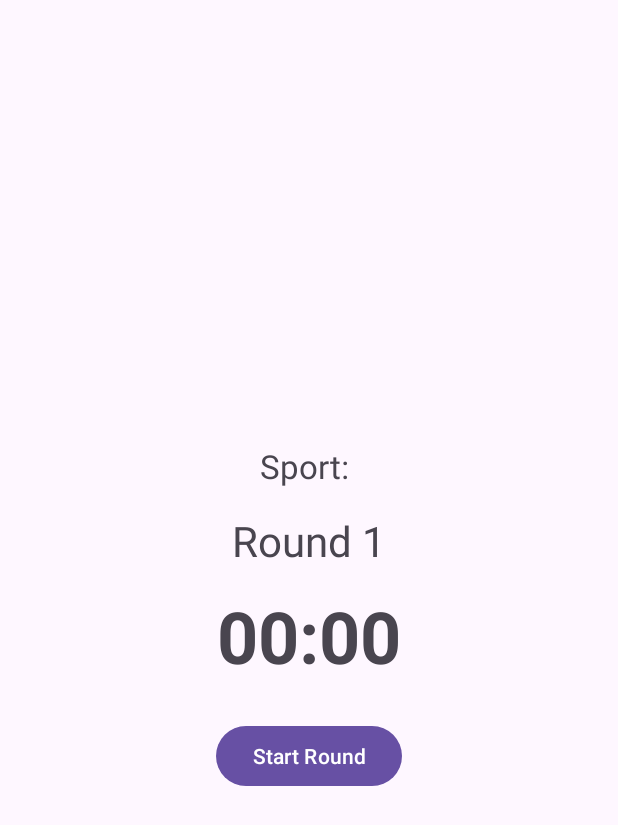
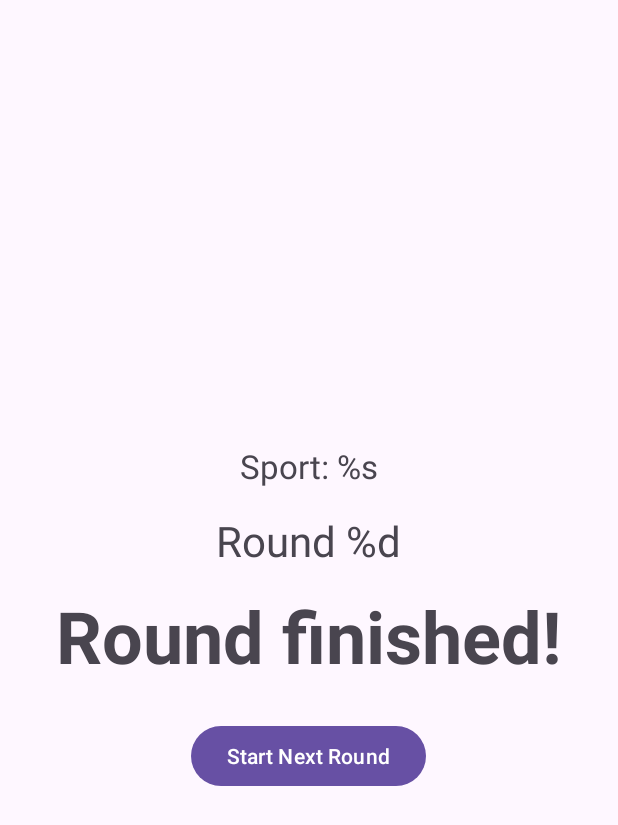
Before and after one commit to 256nisha/COMP-6057-Final-Project, an Android app: the layout play_activity.xml on its own in the app's theme, with its tools: preview values and no code run, on a phone screen of 412 x 824 dp. Shown: the top 825 px of the screen. Run offline under Robolectric (Android 15) with nearby library versions, the phone set to English and light mode, and no system bars.

Commit message:
Play screen and timer

```diff
--- a/app/src/main/res/layout/play_activity.xml
+++ b/app/src/main/res/layout/play_activity.xml
@@ -9,7 +9,7 @@
 
     <TextView
         android:id="@+id/sportNameText"
-        android:text="Sport: "
+        android:text="@string/sport_label"
         android:textSize="22sp"
         android:layout_marginBottom="16dp"
         android:layout_width="wrap_content"
@@ -17,7 +17,7 @@
 
     <TextView
         android:id="@+id/roundText"
-        android:text="Round 1"
+        android:text="@string/round_label"
         android:textSize="28sp"
         android:layout_marginBottom="12dp"
         android:layout_width="wrap_content"
@@ -25,7 +25,7 @@
 
     <TextView
         android:id="@+id/timerText"
-        android:text="00:00"
+        android:text="@string/round_finished"
         android:textSize="48sp"
         android:textStyle="bold"
         android:layout_marginBottom="24dp"
@@ -34,7 +34,7 @@
 
     <Button
         android:id="@+id/startRoundBtn"
-        android:text="Start Round"
+        android:text="@string/start_next_round"
         android:layout_width="wrap_content"
         android:layout_height="wrap_content" />
 </LinearLayout>
--- a/app/src/main/res/values/strings.xml
+++ b/app/src/main/res/values/strings.xml
@@ -3,8 +3,8 @@
     <string name="email">Email</string>
     <string name="password">Password</string>
     <string name="login">Login</string>
-    <string name="sport_label">Sport: %1$s</string>
-    <string name="round_label">Round %1$d</string>
+    <string name="sport_label">Sport: %s</string>
+    <string name="round_label">Round %d</string>
     <string name="round_finished">Round finished!</string>
     <string name="start_next_round">Start Next Round</string>
 
```
